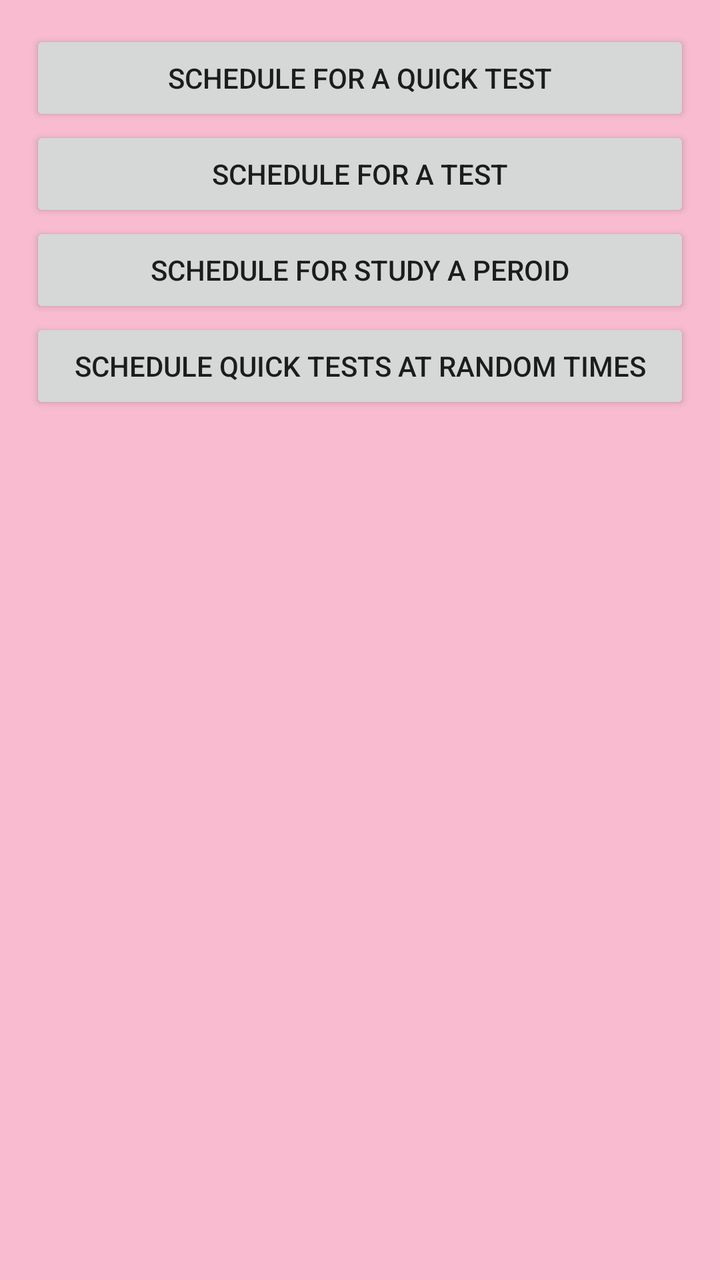
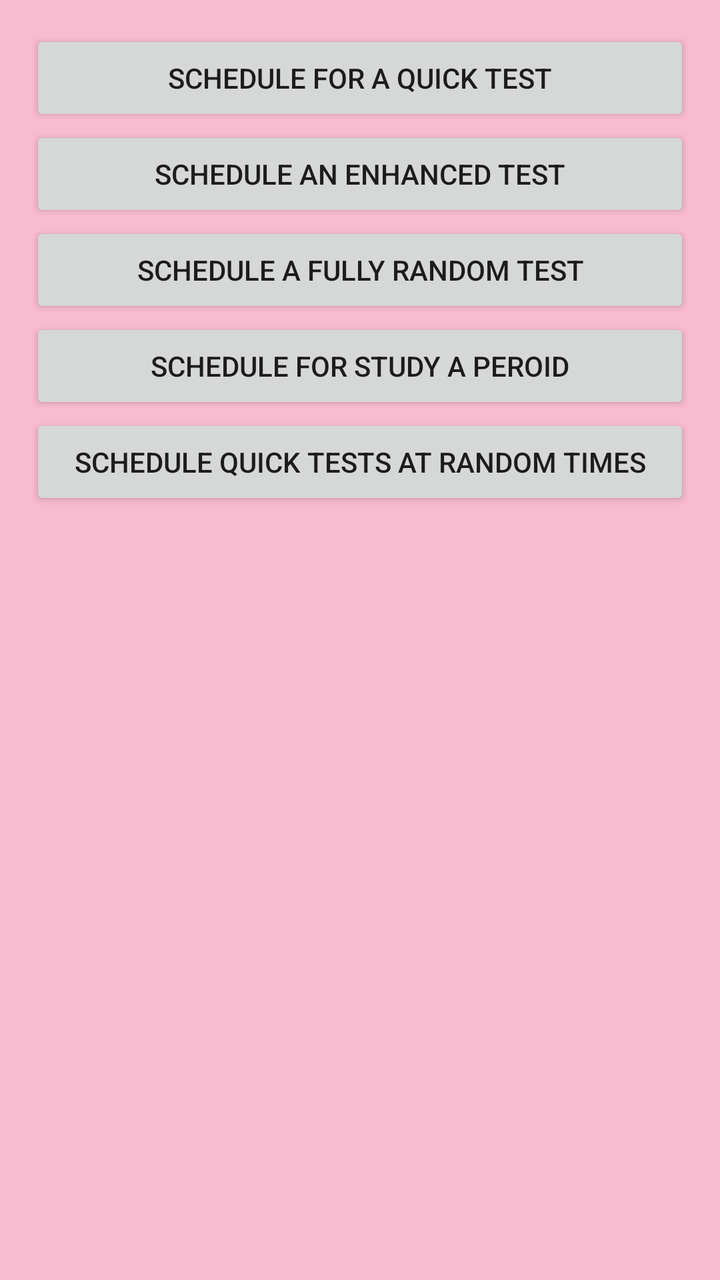

Compare the two renders of this Android layout. The source of the first and the diff that turns it into the second are given below.
<!-- AndroidManifest.xml: application theme MyMaterialTheme -->
<!-- res/layout/schedule_in_field_dialog_fragment.xml -->
<?xml version="1.0" encoding="utf-8"?>
<LinearLayout xmlns:android="http://schemas.android.com/apk/res/android"
    android:layout_width="match_parent"
    android:layout_height="match_parent"
    android:orientation="vertical"
    android:padding="15dp">

    <Button
        android:id="@+id/schedule_quick_test"
        android:layout_width="match_parent"
        android:layout_height="wrap_content"
        android:text="@string/schedule_quick_test"
         />

    <Button
        android:id="@+id/schedule_test"
        android:layout_width="match_parent"
        android:layout_height="wrap_content"
        android:text="@string/schedule_text"
        />

    <Button
        android:id="@+id/schedule_study_period"
        android:layout_width="match_parent"
        android:layout_height="wrap_content"
        android:text="@string/schedule_study_perioid"
        />
    <Button
        android:id="@+id/schedule_random_quick_test"
        android:layout_width="match_parent"
        android:layout_height="wrap_content"
        android:text="@string/randomly_schedule_quick_tests"
        />


</LinearLayout>
<!-- resources referenced by this layout -->
<resources>
  <string name="randomly_schedule_quick_tests">Schedule Quick Tests At Random Times</string>
  <string name="schedule_quick_test">Schedule for a Quick Test</string>
  <string name="schedule_study_perioid">Schedule for Study a Peroid</string>
  <string name="schedule_text">Schedule for a Test</string>
  <style name="MyMaterialTheme" parent="MyMaterialTheme.Base">
  
      </style>
  <style name="MyMaterialTheme.Base" parent="Theme.AppCompat.Light.DarkActionBar">
          <item name="windowNoTitle">true</item>
          <item name="windowActionBar">false</item>
          <item name="colorPrimary">@color/colorPrimary</item>
          <item name="colorPrimaryDark">@color/colorPrimaryDark</item>
          <item name="colorAccent">@color/colorAccent</item>
          <item name="android:windowBackground">@color/windowBackground</item>
      </style>
  <color name="colorPrimary">#EC407A</color>
  <color name="colorPrimaryDark">#AD1457</color>
  <color name="colorAccent">#EA80FC</color>
  <color name="windowBackground">#F8BBD0</color>
</resources>

<!-- the commit's change to res/layout/schedule_in_field_dialog_fragment.xml (unified diff, before → after) -->
@@ -13,10 +13,17 @@
          />
 
     <Button
-        android:id="@+id/schedule_test"
+        android:id="@+id/schedule_enhanced_test"
         android:layout_width="match_parent"
         android:layout_height="wrap_content"
-        android:text="@string/schedule_text"
+        android:text="@string/schedule_enhanced_test"
+        />
+
+    <Button
+        android:id="@+id/schedule_fully_random_test"
+        android:layout_width="match_parent"
+        android:layout_height="wrap_content"
+        android:text="@string/schedule_fully_random_test"
         />
 
     <Button
<!-- resource entries referenced after the edit -->
@@ -1,9 +1,10 @@
 <!-- resources referenced by this layout -->
 <resources>
   <string name="randomly_schedule_quick_tests">Schedule Quick Tests At Random Times</string>
+  <string name="schedule_enhanced_test">schedule an enhanced test</string>
+  <string name="schedule_fully_random_test">schedule a fully random test</string>
   <string name="schedule_quick_test">Schedule for a Quick Test</string>
   <string name="schedule_study_perioid">Schedule for Study a Peroid</string>
-  <string name="schedule_text">Schedule for a Test</string>
   <style name="MyMaterialTheme" parent="MyMaterialTheme.Base">
   
       </style>
